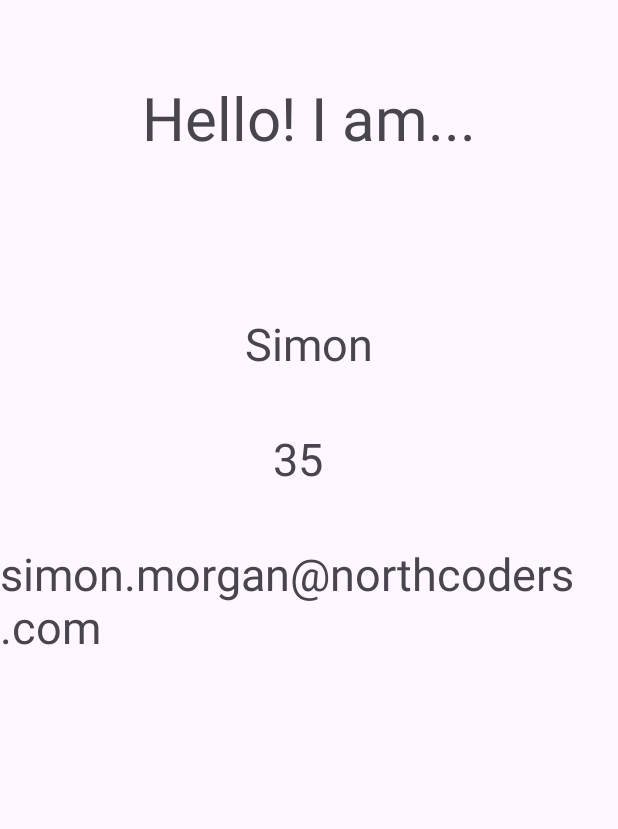
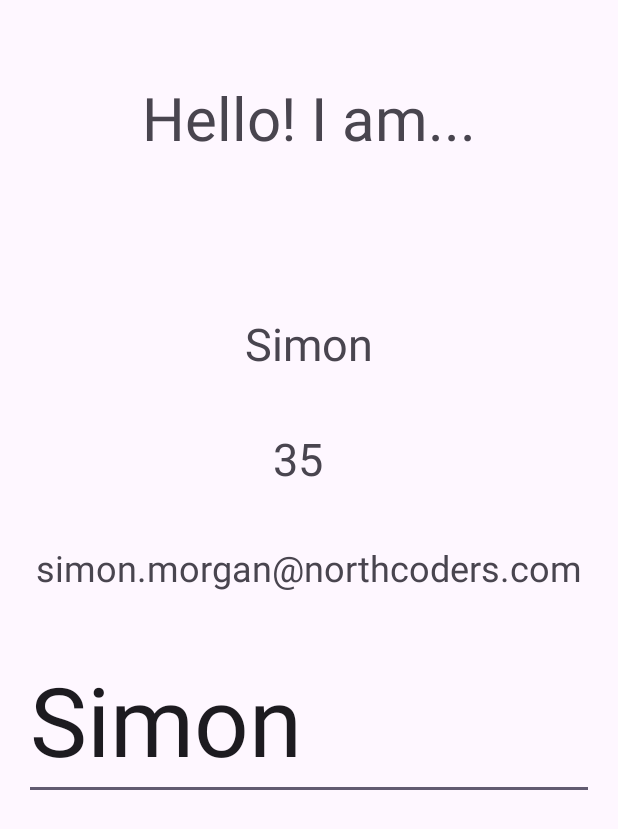
Before and after one commit to alex-sumy-ua/jv-fe-data-binding-demo, an Android app: the screen it shows after launch (MainActivity), on a phone screen of 412 x 824 dp. Shown: the top 829 px of the screen. Run offline under Robolectric (Android 15) with nearby library versions, the phone set to English and light mode, and no system bars; our stand-ins replace data binding.

Commit message:
Task 10 completed

```diff
--- a/app/src/main/java/com/example/databindingdemo/MainActivity.java
+++ b/app/src/main/java/com/example/databindingdemo/MainActivity.java
@@ -26,8 +26,9 @@ public class MainActivity extends AppCompatActivity {
             v.setPadding(systemBars.left, systemBars.top, systemBars.right, systemBars.bottom);
             return insets;
         });
-        Person person = new Person("Simon", 35, "simon.morgan@northcoders.com");
+        Person person = new Person("Simon", "35", "simon.morgan@northcoders.com");
         activityMainBinding.setPerson(person);
+        activityMainBinding.setLifecycleOwner(this);
     }
 
 }
--- a/app/src/main/java/com/example/databindingdemo/model/Person.java
+++ b/app/src/main/java/com/example/databindingdemo/model/Person.java
@@ -1,16 +1,16 @@
 package com.example.databindingdemo.model;
 
-//import androidx.databinding.BaseObservable;
+import androidx.databinding.BaseObservable;
 import androidx.databinding.Bindable;
 
 import com.example.databindingdemo.BR;
 
-public class Person/* extends BaseObservable */{
-    String name;
-    Integer age;
-    String email;
+public class Person extends BaseObservable {
+    private String name;
+    private String age;
+    private String email;
 
-    public Person(String name, int age, String email) {
+    public Person(String name, String age, String email) {
         this.name = name;
         this.age = age;
         this.email = email;
@@ -19,34 +19,34 @@ public class Person/* extends BaseObservable */{
     public Person() {
     }
 
-//    @Bindable
+    @Bindable
     public String getName() {
         return name;
     }
 
     public void setName(String name) {
         this.name = name;
-//        notifyPropertyChanged(BR.name);
+        notifyPropertyChanged(BR.name);
     }
 
-//    @Bindable
-    public int getAge() {
+    @Bindable
+    public String getAge() {
         return age;
     }
 
-    public void setAge(int age) {
+    public void setAge(String age) {
         this.age = age;
-//        notifyPropertyChanged(BR.age);
+        notifyPropertyChanged(BR.age);
     }
 
-//    @Bindable
+    @Bindable
     public String getEmail() {
         return email;
     }
 
     public void setEmail(String email) {
         this.email = email;
-//        notifyPropertyChanged(BR.email);
+        notifyPropertyChanged(BR.email);
     }
 
 
--- a/app/src/main/res/layout/activity_main.xml
+++ b/app/src/main/res/layout/activity_main.xml
@@ -1,14 +1,14 @@
 <?xml version="1.0" encoding="utf-8"?>
-<layout
-    xmlns:android="http://schemas.android.com/apk/res/android"
+<layout xmlns:android="http://schemas.android.com/apk/res/android"
     xmlns:app="http://schemas.android.com/apk/res-auto"
-    xmlns:tools="http://schemas.android.com/tools"
-    >
+    xmlns:tools="http://schemas.android.com/tools">
+
     <data>
         <variable
             name="person"
             type="com.example.databindingdemo.model.Person" />
     </data>
+
     <androidx.constraintlayout.widget.ConstraintLayout
         android:id="@+id/main"
         android:layout_width="match_parent"
@@ -33,7 +33,7 @@
             android:layout_height="wrap_content"
             android:layout_marginTop="103dp"
             android:hint="@string/name"
-        android:text="@{person.name}"
+            android:text="@={person.name}"
             android:textSize="30sp"
             app:layout_constraintEnd_toEndOf="parent"
             app:layout_constraintHorizontal_bias="0.5"
@@ -46,7 +46,7 @@
             android:layout_height="wrap_content"
             android:layout_marginTop="36dp"
             android:hint="@string/age"
-        android:text="@{String.valueOf(person.age)}"
+            android:text="@={person.age}"
             android:textSize="30sp"
             app:layout_constraintEnd_toEndOf="parent"
             app:layout_constraintHorizontal_bias="0.501"
@@ -59,10 +59,41 @@
             android:layout_height="wrap_content"
             android:layout_marginTop="36dp"
             android:hint="@string/email"
-        android:text="@{person.email}"
-        android:textSize="30sp"
+            android:text="@={person.email}"
+            android:textSize="24sp"
             app:layout_constraintEnd_toEndOf="parent"
             app:layout_constraintStart_toStartOf="parent"
             app:layout_constraintTop_toBottomOf="@+id/age" />
+
+        <LinearLayout
+            android:id="@+id/editview_layout"
+            android:layout_width="match_parent"
+            android:layout_height="wrap_content"
+            android:orientation="vertical"
+            android:paddingVertical="16dp"
+            app:layout_constraintTop_toBottomOf="@+id/email"
+            app:layout_constraintStart_toStartOf="parent"
+            app:layout_constraintEnd_toEndOf="parent"
+            android:gravity="center">
+
+            <LinearLayout
+                android:layout_width="match_parent"
+                android:layout_height="wrap_content"
+                android:layout_gravity="center"
+                android:orientation="horizontal">
+
+                <com.google.android.material.textfield.TextInputEditText
+                    android:layout_width="match_parent"
+                    android:layout_height="wrap_content"
+                    android:textSize="64sp"
+                    android:layout_margin="16dp"
+                    android:id="@+id/text_edit"
+                    android:text="@={person.name}" /> <!-- Bind to person.name -->
+
+            </LinearLayout>
+
+        </LinearLayout>
+
     </androidx.constraintlayout.widget.ConstraintLayout>
+
 </layout>
```
Lines whose indentation alone changed are shown as unchanged.
